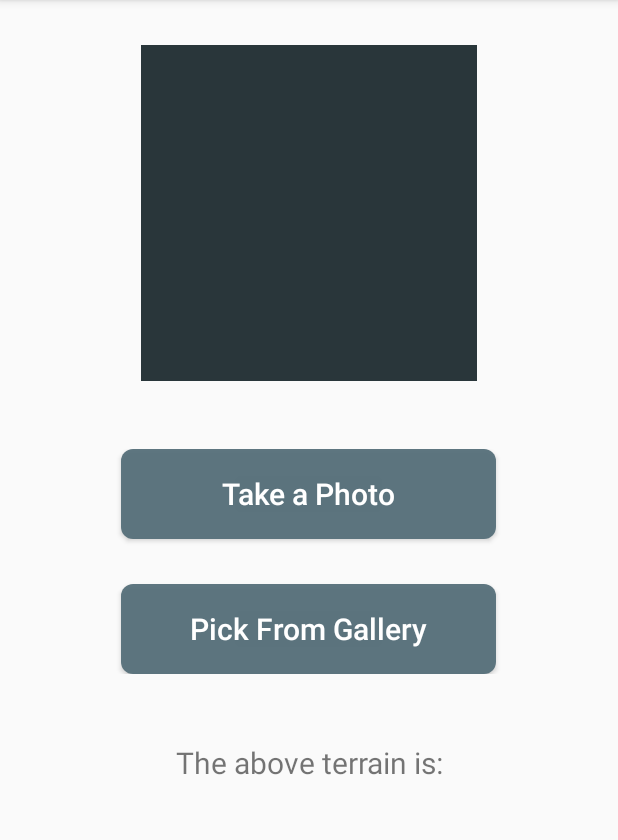
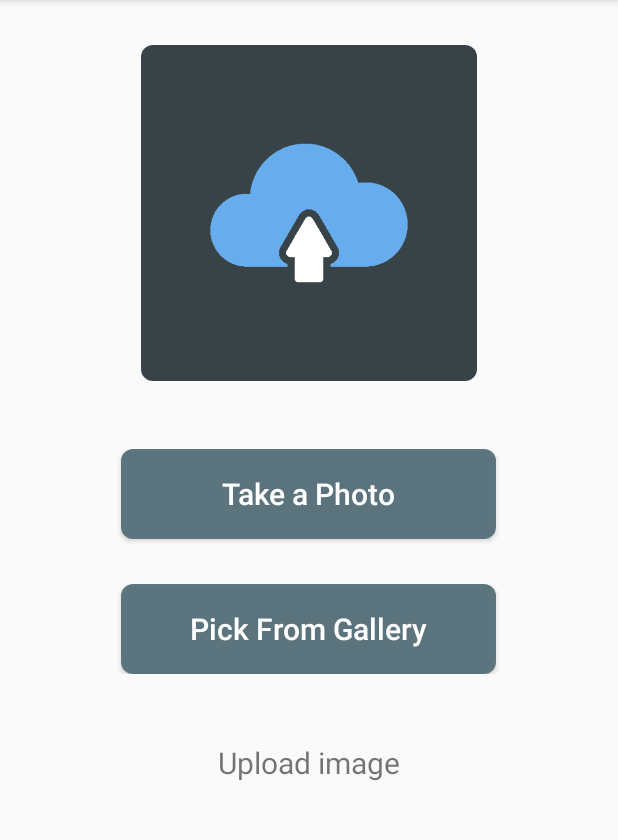
Before and after one commit to ssri14/SIH-2023-22, an Android app: the screen it shows after launch (imgDet), on a phone screen of 412 x 824 dp, the part 84-924 px from its top. Run offline under Robolectric (Android 15) with nearby library versions, the phone set to English and light mode, and no system bars; libraries missing offline, so code that uses them is left out: org.tensorflow.lite; 1 statement that could not run was skipped.

Commit message:
Minor changes

```diff
--- a/app/src/main/res/layout/activity_img_det.xml
+++ b/app/src/main/res/layout/activity_img_det.xml
@@ -13,7 +13,9 @@
         android:layout_width="224dp"
         android:layout_height="224dp"
         android:layout_margin="20dp"
-        android:background="#29363a"
+        android:src="@drawable/iv_image"
+        android:background="@drawable/shape"
+        android:backgroundTint="#29363a"
         android:layout_gravity="center"
         android:gravity="center"
         android:padding="10dp"
@@ -61,7 +63,7 @@
         android:layout_marginTop="10dp"
         android:gravity="center_horizontal"
         android:padding="10dp"
-        android:text="The above terrain is:"
+        android:text="Upload image"
         android:textSize="20sp" />
 
 </LinearLayout>
```
Also changed, not shown: app/src/main/res/drawable/iv_image.png (added).
